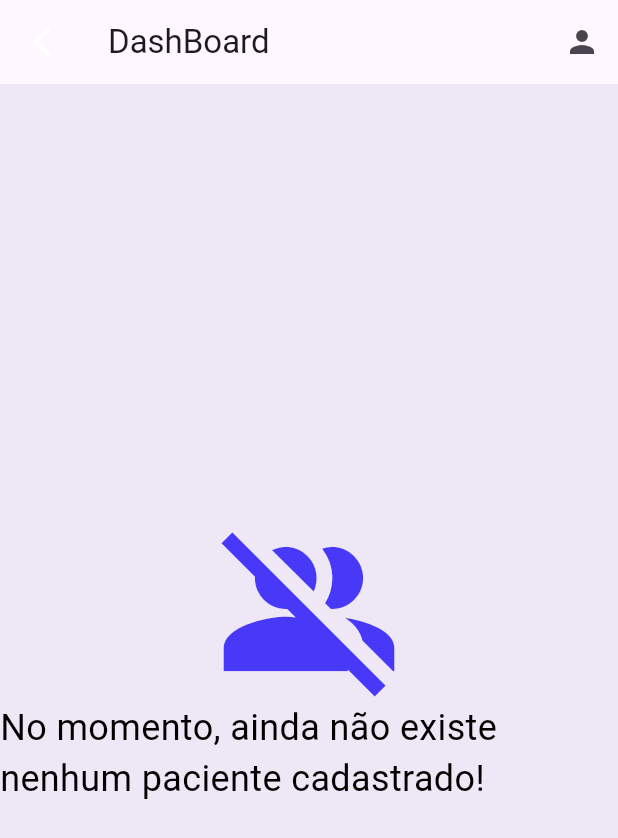
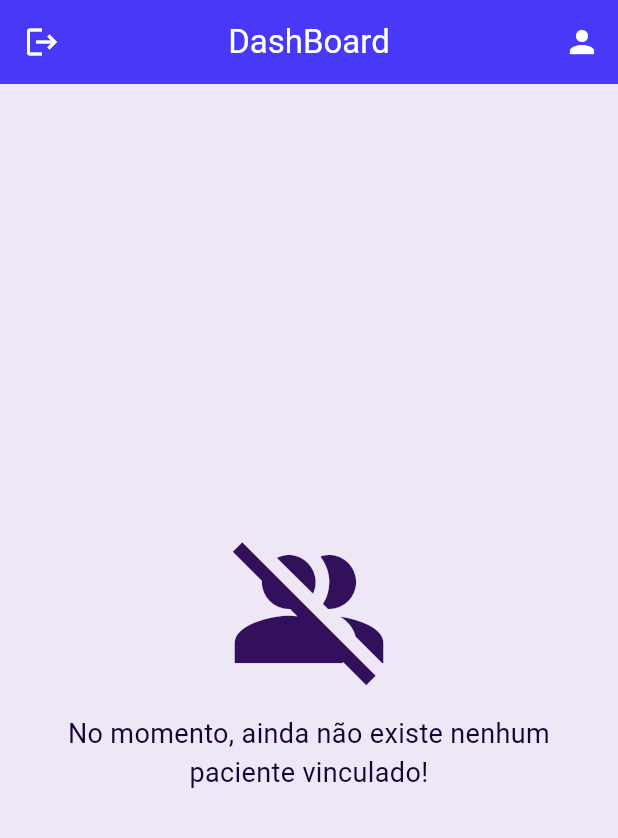
Before and after one commit to anselmoparente/DiarioPed, a Flutter app: the HomePage screen opened by its route, on a phone screen of 412 x 824 dp. Shown: the top 838 px of the screen. Run offline on Flutter 3.47's test engine with Material 3 defaults, Android fonts, the phone set to English and light mode, and no system bars; our stand-ins replace firebase_auth, firebase_core, go_router; accounts and stored records are empty.

Commit message:
Update dashboard to doctor

```diff
--- a/lib/app/ui/pages/home_page.dart
+++ b/lib/app/ui/pages/home_page.dart
@@ -7,34 +7,49 @@ class HomePage extends StatelessWidget {
 
   @override
   Widget build(BuildContext context) {
+    Size size = MediaQuery.of(context).size;
+
     return Scaffold(
       backgroundColor: NutripedColors.backgroundColor,
       appBar: AppBar(
+        centerTitle: true,
+        backgroundColor: NutripedColors.button,
         leading: IconButton(
-          icon: const Icon(Icons.arrow_back_ios_new),
+          icon: const Icon(Icons.logout),
           color: Colors.white,
           onPressed: () => GoRouter.of(context).pop(),
         ),
-        title: const Text('DashBoard'),
+        title: const Text(
+          'DashBoard',
+          style: TextStyle(color: Colors.white),
+        ),
         actions: [
           IconButton(
-            icon: const Icon(Icons.person),
+            icon: const Icon(
+              Icons.person,
+              color: Colors.white,
+            ),
             onPressed: () {},
           ),
         ],
       ),
-      body: const Center(
+      body: Center(
         child: IntrinsicHeight(
           child: Column(
             children: [
-              Icon(
+              const Icon(
                 Icons.group_off,
-                size: 124.0,
-                color: NutripedColors.button,
+                size: 108.0,
+                color: NutripedColors.icon,
               ),
-              Text(
-                'No momento, ainda não existe nenhum paciente cadastrado!',
-                style: TextStyle(fontSize: 24.0, color: Colors.black),
+              const SizedBox(height: 16.0),
+              SizedBox(
+                width: size.width * 0.8,
+                child: const Text(
+                  'No momento, ainda não existe nenhum paciente vinculado!',
+                  textAlign: TextAlign.center,
+                  style: TextStyle(fontSize: 18.0, color: NutripedColors.text),
+                ),
               )
             ],
           ),
--- a/lib/app/ui/theme/design_system.dart
+++ b/lib/app/ui/theme/design_system.dart
@@ -5,6 +5,7 @@ class NutripedColors {
   static const Color backgroundColor = Color(0xFFEDE7F6);
   static const Color button = Color(0xFF4739F7);
   static const Color text = Color(0xFF160333);
+  static const Color icon = Color(0xFF33105C);
 }
 
 class NutripedTypography {
--- a/lib/main.dart
+++ b/lib/main.dart
@@ -57,6 +57,7 @@ class MainApp extends StatelessWidget {
         ChangeNotifierProvider(create: (context) => AuthService()),
       ],
       child: MaterialApp.router(
+        debugShowCheckedModeBanner: false,
         routerConfig: _router,
       ),
     );
```
